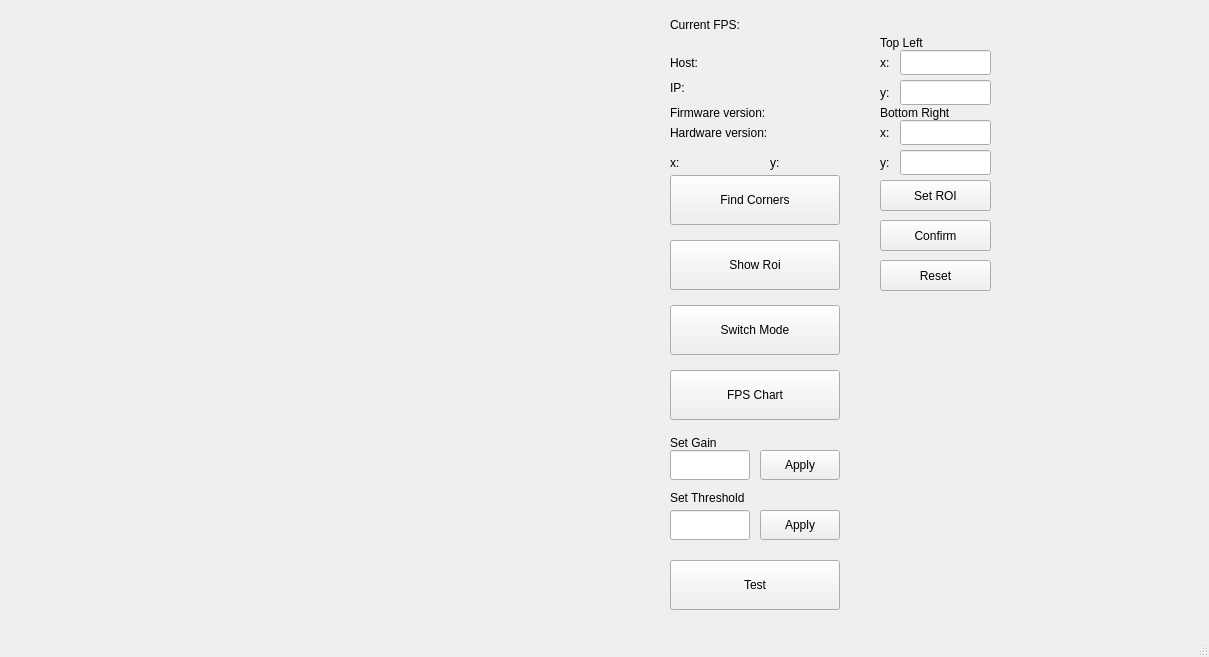
This is src/mainwindow.ui in ArnoVanneste/Qt_Camera_Test as Qt 5 draws it before an edit. The edited form follows.
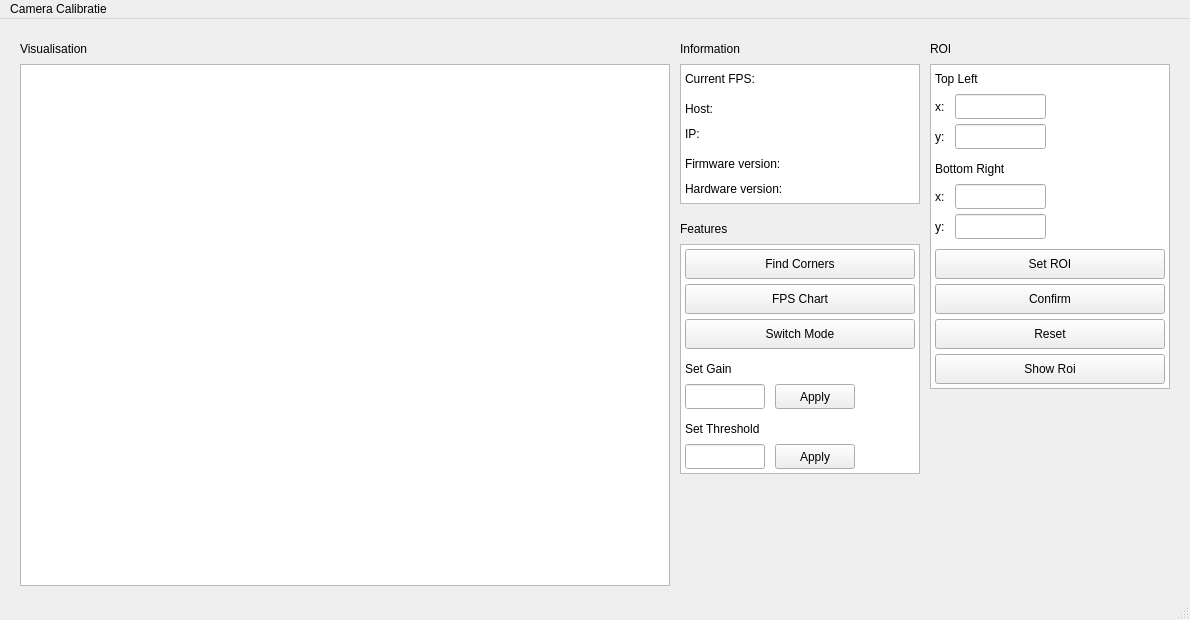
This is the edited form. Icons and pictures are not drawn. Custom widgets are drawn as their Qt base class.

The edit to the form file:
```diff
--- a/src/mainwindow.ui
+++ b/src/mainwindow.ui
@@ -6,37 +6,21 @@
    <rect>
     <x>0</x>
     <y>0</y>
-    <width>1209</width>
-    <height>657</height>
+    <width>1190</width>
+    <height>620</height>
    </rect>
   </property>
   <property name="windowTitle">
    <string>MainWindow</string>
   </property>
   <widget class="QWidget" name="centralwidget">
-   <widget class="Customlable" name="label_img">
-    <property name="enabled">
-     <bool>true</bool>
-    </property>
-    <property name="geometry">
-     <rect>
-      <x>10</x>
-      <y>10</y>
-      <width>640</width>
-      <height>512</height>
-     </rect>
-    </property>
-    <property name="text">
-     <string/>
-    </property>
-   </widget>
    <widget class="QLabel" name="lable_fps">
     <property name="geometry">
      <rect>
-      <x>670</x>
-      <y>0</y>
-      <width>200</width>
-      <height>50</height>
+      <x>685</x>
+      <y>50</y>
+      <width>230</width>
+      <height>20</height>
      </rect>
     </property>
     <property name="text">
@@ -46,10 +30,10 @@
    <widget class="QLabel" name="lable_hw">
     <property name="geometry">
      <rect>
-      <x>670</x>
-      <y>120</y>
-      <width>200</width>
-      <height>25</height>
+      <x>685</x>
+      <y>160</y>
+      <width>230</width>
+      <height>20</height>
      </rect>
     </property>
     <property name="text">
@@ -59,10 +43,10 @@
    <widget class="QLabel" name="lable_fw">
     <property name="geometry">
      <rect>
-      <x>670</x>
-      <y>100</y>
-      <width>200</width>
-      <height>25</height>
+      <x>685</x>
+      <y>135</y>
+      <width>230</width>
+      <height>20</height>
      </rect>
     </property>
     <property name="text">
@@ -72,10 +56,10 @@
    <widget class="QLabel" name="lable_host">
     <property name="geometry">
      <rect>
-      <x>670</x>
-      <y>50</y>
-      <width>200</width>
-      <height>25</height>
+      <x>685</x>
+      <y>80</y>
+      <width>230</width>
+      <height>20</height>
      </rect>
     </property>
     <property name="text">
@@ -85,10 +69,10 @@
    <widget class="QLabel" name="lable_ip">
     <property name="geometry">
      <rect>
-      <x>670</x>
-      <y>75</y>
-      <width>200</width>
-      <height>25</height>
+      <x>685</x>
+      <y>105</y>
+      <width>230</width>
+      <height>20</height>
      </rect>
     </property>
     <property name="text">
@@ -98,10 +82,10 @@
    <widget class="QPushButton" name="find_corners">
     <property name="geometry">
      <rect>
-      <x>670</x>
-      <y>175</y>
-      <width>170</width>
-      <height>50</height>
+      <x>685</x>
+      <y>230</y>
+      <width>230</width>
+      <height>30</height>
      </rect>
     </property>
     <property name="text">
@@ -111,10 +95,10 @@
    <widget class="QPushButton" name="show_roi">
     <property name="geometry">
      <rect>
-      <x>670</x>
-      <y>240</y>
-      <width>170</width>
-      <height>50</height>
+      <x>935</x>
+      <y>335</y>
+      <width>230</width>
+      <height>30</height>
      </rect>
     </property>
     <property name="text">
@@ -124,10 +108,10 @@
    <widget class="QPushButton" name="switch_mode">
     <property name="geometry">
      <rect>
-      <x>670</x>
-      <y>305</y>
-      <width>170</width>
-      <height>50</height>
+      <x>685</x>
+      <y>300</y>
+      <width>230</width>
+      <height>30</height>
      </rect>
     </property>
     <property name="text">
@@ -137,46 +121,33 @@
    <widget class="QPushButton" name="fps_chart">
     <property name="geometry">
      <rect>
-      <x>670</x>
-      <y>370</y>
-      <width>170</width>
-      <height>50</height>
+      <x>685</x>
+      <y>265</y>
+      <width>230</width>
+      <height>30</height>
      </rect>
     </property>
     <property name="text">
      <string>FPS Chart</string>
     </property>
    </widget>
-   <widget class="QPushButton" name="test">
-    <property name="geometry">
-     <rect>
-      <x>670</x>
-      <y>560</y>
-      <width>170</width>
-      <height>50</height>
-     </rect>
-    </property>
-    <property name="text">
-     <string>Test</string>
-    </property>
-   </widget>
    <widget class="QLineEdit" name="line_gain">
     <property name="geometry">
      <rect>
-      <x>670</x>
-      <y>450</y>
+      <x>685</x>
+      <y>365</y>
       <width>80</width>
-      <height>30</height>
+      <height>25</height>
      </rect>
     </property>
    </widget>
    <widget class="QPushButton" name="set_gain">
     <property name="geometry">
      <rect>
-      <x>760</x>
-      <y>450</y>
+      <x>775</x>
+      <y>365</y>
       <width>80</width>
-      <height>30</height>
+      <height>25</height>
      </rect>
     </property>
     <property name="text">
@@ -186,10 +157,10 @@
    <widget class="QLabel" name="label">
     <property name="geometry">
      <rect>
-      <x>670</x>
-      <y>435</y>
-      <width>171</width>
-      <height>16</height>
+      <x>685</x>
+      <y>340</y>
+      <width>230</width>
+      <height>20</height>
      </rect>
     </property>
     <property name="text">
@@ -199,20 +170,20 @@
    <widget class="QLineEdit" name="line_threshold">
     <property name="geometry">
      <rect>
-      <x>670</x>
-      <y>510</y>
+      <x>685</x>
+      <y>425</y>
       <width>80</width>
-      <height>30</height>
+      <height>25</height>
      </rect>
     </property>
    </widget>
    <widget class="QLabel" name="label_2">
     <property name="geometry">
      <rect>
-      <x>670</x>
-      <y>490</y>
-      <width>171</width>
-      <height>16</height>
+      <x>685</x>
+      <y>400</y>
+      <width>230</width>
+      <height>20</height>
      </rect>
     </property>
     <property name="text">
@@ -222,49 +193,23 @@
    <widget class="QPushButton" name="set_threshold">
     <property name="geometry">
      <rect>
-      <x>760</x>
-      <y>510</y>
+      <x>775</x>
+      <y>425</y>
       <width>80</width>
-      <height>30</height>
+      <height>25</height>
      </rect>
     </property>
     <property name="text">
      <string>Apply</string>
     </property>
    </widget>
-   <widget class="QLabel" name="roi_width">
-    <property name="geometry">
-     <rect>
-      <x>670</x>
-      <y>150</y>
-      <width>100</width>
-      <height>25</height>
-     </rect>
-    </property>
-    <property name="text">
-     <string>x: </string>
-    </property>
-   </widget>
-   <widget class="QLabel" name="roi_height">
-    <property name="geometry">
-     <rect>
-      <x>770</x>
-      <y>150</y>
-      <width>100</width>
-      <height>25</height>
-     </rect>
-    </property>
-    <property name="text">
-     <string>y:</string>
-    </property>
-   </widget>
    <widget class="QLabel" name="label_3">
     <property name="geometry">
      <rect>
-      <x>880</x>
-      <y>30</y>
-      <width>50</width>
-      <height>25</height>
+      <x>935</x>
+      <y>50</y>
+      <width>230</width>
+      <height>20</height>
      </rect>
     </property>
     <property name="text">
@@ -274,8 +219,8 @@
    <widget class="QLabel" name="label_4">
     <property name="geometry">
      <rect>
-      <x>880</x>
-      <y>50</y>
+      <x>935</x>
+      <y>75</y>
       <width>20</width>
       <height>25</height>
      </rect>
@@ -287,8 +232,8 @@
    <widget class="QLabel" name="label_5">
     <property name="geometry">
      <rect>
-      <x>880</x>
-      <y>80</y>
+      <x>935</x>
+      <y>105</y>
       <width>20</width>
       <height>25</height>
      </rect>
@@ -300,10 +245,10 @@
    <widget class="QLabel" name="label_6">
     <property name="geometry">
      <rect>
-      <x>880</x>
-      <y>100</y>
-      <width>71</width>
-      <height>25</height>
+      <x>935</x>
+      <y>140</y>
+      <width>230</width>
+      <height>20</height>
      </rect>
     </property>
     <property name="text">
@@ -313,8 +258,8 @@
    <widget class="QLabel" name="label_7">
     <property name="geometry">
      <rect>
-      <x>880</x>
-      <y>120</y>
+      <x>935</x>
+      <y>165</y>
       <width>20</width>
       <height>25</height>
      </rect>
@@ -326,8 +271,8 @@
    <widget class="QLabel" name="label_8">
     <property name="geometry">
      <rect>
-      <x>880</x>
-      <y>150</y>
+      <x>935</x>
+      <y>195</y>
       <width>20</width>
       <height>25</height>
      </rect>
@@ -339,8 +284,8 @@
    <widget class="QLineEdit" name="topleft_x">
     <property name="geometry">
      <rect>
-      <x>900</x>
-      <y>50</y>
+      <x>955</x>
+      <y>75</y>
       <width>91</width>
       <height>25</height>
      </rect>
@@ -349,8 +294,8 @@
    <widget class="QLineEdit" name="topleft_y">
     <property name="geometry">
      <rect>
-      <x>900</x>
-      <y>80</y>
+      <x>955</x>
+      <y>105</y>
       <width>91</width>
       <height>25</height>
      </rect>
@@ -359,8 +304,8 @@
    <widget class="QLineEdit" name="bottomright_x">
     <property name="geometry">
      <rect>
-      <x>900</x>
-      <y>120</y>
+      <x>955</x>
+      <y>165</y>
       <width>91</width>
       <height>25</height>
      </rect>
@@ -369,8 +314,8 @@
    <widget class="QLineEdit" name="bottomright_y">
     <property name="geometry">
      <rect>
-      <x>900</x>
-      <y>150</y>
+      <x>955</x>
+      <y>195</y>
       <width>91</width>
       <height>25</height>
      </rect>
@@ -379,10 +324,10 @@
    <widget class="QPushButton" name="set_roi">
     <property name="geometry">
      <rect>
-      <x>880</x>
-      <y>180</y>
-      <width>111</width>
-      <height>31</height>
+      <x>935</x>
+      <y>230</y>
+      <width>230</width>
+      <height>30</height>
      </rect>
     </property>
     <property name="text">
@@ -392,10 +337,10 @@
    <widget class="QPushButton" name="confirm_roi">
     <property name="geometry">
      <rect>
-      <x>880</x>
-      <y>220</y>
-      <width>111</width>
-      <height>31</height>
+      <x>935</x>
+      <y>265</y>
+      <width>230</width>
+      <height>30</height>
      </rect>
     </property>
     <property name="text">
@@ -405,26 +350,201 @@
    <widget class="QPushButton" name="reset_roi">
     <property name="geometry">
      <rect>
-      <x>880</x>
-      <y>260</y>
-      <width>111</width>
-      <height>31</height>
+      <x>935</x>
+      <y>300</y>
+      <width>230</width>
+      <height>30</height>
      </rect>
     </property>
     <property name="text">
      <string>Reset</string>
     </property>
    </widget>
+   <widget class="QListView" name="listView">
+    <property name="geometry">
+     <rect>
+      <x>930</x>
+      <y>45</y>
+      <width>240</width>
+      <height>325</height>
+     </rect>
+    </property>
+   </widget>
+   <widget class="Customlable" name="label_img">
+    <property name="enabled">
+     <bool>true</bool>
+    </property>
+    <property name="geometry">
+     <rect>
+      <x>25</x>
+      <y>50</y>
+      <width>640</width>
+      <height>512</height>
+     </rect>
+    </property>
+    <property name="text">
+     <string/>
+    </property>
+   </widget>
+   <widget class="QListView" name="listView_2">
+    <property name="geometry">
+     <rect>
+      <x>20</x>
+      <y>45</y>
+      <width>650</width>
+      <height>522</height>
+     </rect>
+    </property>
+   </widget>
+   <widget class="QListView" name="listView_3">
+    <property name="geometry">
+     <rect>
+      <x>680</x>
+      <y>45</y>
+      <width>240</width>
+      <height>140</height>
+     </rect>
+    </property>
+   </widget>
+   <widget class="QListView" name="listView_4">
+    <property name="geometry">
+     <rect>
+      <x>680</x>
+      <y>225</y>
+      <width>240</width>
+      <height>230</height>
+     </rect>
+    </property>
+   </widget>
+   <widget class="QLabel" name="label_9">
+    <property name="geometry">
+     <rect>
+      <x>680</x>
+      <y>200</y>
+      <width>240</width>
+      <height>20</height>
+     </rect>
+    </property>
+    <property name="text">
+     <string>Features</string>
+    </property>
+    <property name="textFormat">
+     <enum>Qt::PlainText</enum>
+    </property>
+    <property name="scaledContents">
+     <bool>false</bool>
+    </property>
+   </widget>
+   <widget class="QLabel" name="label_10">
+    <property name="geometry">
+     <rect>
+      <x>20</x>
+      <y>20</y>
+      <width>650</width>
+      <height>20</height>
+     </rect>
+    </property>
+    <property name="text">
+     <string>Visualisation</string>
+    </property>
+   </widget>
+   <widget class="QLabel" name="label_11">
+    <property name="geometry">
+     <rect>
+      <x>680</x>
+      <y>20</y>
+      <width>240</width>
+      <height>20</height>
+     </rect>
+    </property>
+    <property name="text">
+     <string>Information</string>
+    </property>
+   </widget>
+   <widget class="QLabel" name="label_12">
+    <property name="geometry">
+     <rect>
+      <x>930</x>
+      <y>20</y>
+      <width>240</width>
+      <height>20</height>
+     </rect>
+    </property>
+    <property name="text">
+     <string>ROI</string>
+    </property>
+   </widget>
+   <widget class="QLabel" name="logo">
+    <property name="geometry">
+     <rect>
+      <x>930</x>
+      <y>477</y>
+      <width>240</width>
+      <height>90</height>
+     </rect>
+    </property>
+    <property name="text">
+     <string/>
+    </property>
+    <property name="pixmap">
+     <pixmap>../img/marelec_30.png</pixmap>
+    </property>
+   </widget>
+   <zorder>listView</zorder>
+   <zorder>reset_roi</zorder>
+   <zorder>set_roi</zorder>
+   <zorder>listView_4</zorder>
+   <zorder>listView_3</zorder>
+   <zorder>lable_fps</zorder>
+   <zorder>lable_hw</zorder>
+   <zorder>lable_fw</zorder>
+   <zorder>lable_host</zorder>
+   <zorder>lable_ip</zorder>
+   <zorder>find_corners</zorder>
+   <zorder>show_roi</zorder>
+   <zorder>switch_mode</zorder>
+   <zorder>fps_chart</zorder>
+   <zorder>line_gain</zorder>
+   <zorder>set_gain</zorder>
+   <zorder>label</zorder>
+   <zorder>line_threshold</zorder>
+   <zorder>label_2</zorder>
+   <zorder>set_threshold</zorder>
+   <zorder>label_8</zorder>
+   <zorder>label_4</zorder>
+   <zorder>topleft_y</zorder>
+   <zorder>confirm_roi</zorder>
+   <zorder>label_6</zorder>
+   <zorder>bottomright_x</zorder>
+   <zorder>topleft_x</zorder>
+   <zorder>bottomright_y</zorder>
+   <zorder>label_3</zorder>
+   <zorder>label_5</zorder>
+   <zorder>label_7</zorder>
+   <zorder>listView_2</zorder>
+   <zorder>label_img</zorder>
+   <zorder>label_9</zorder>
+   <zorder>label_10</zorder>
+   <zorder>label_11</zorder>
+   <zorder>label_12</zorder>
+   <zorder>logo</zorder>
   </widget>
   <widget class="QMenuBar" name="menubar">
    <property name="geometry">
     <rect>
      <x>0</x>
      <y>0</y>
-     <width>1209</width>
+     <width>1190</width>
      <height>21</height>
     </rect>
    </property>
+   <widget class="QMenu" name="menuCamera_Calibratie">
+    <property name="title">
+     <string>Camera Calibratie</string>
+    </property>
+    <addaction name="separator"/>
+   </widget>
+   <addaction name="menuCamera_Calibratie"/>
   </widget>
   <widget class="QStatusBar" name="statusbar"/>
  </widget>
```
